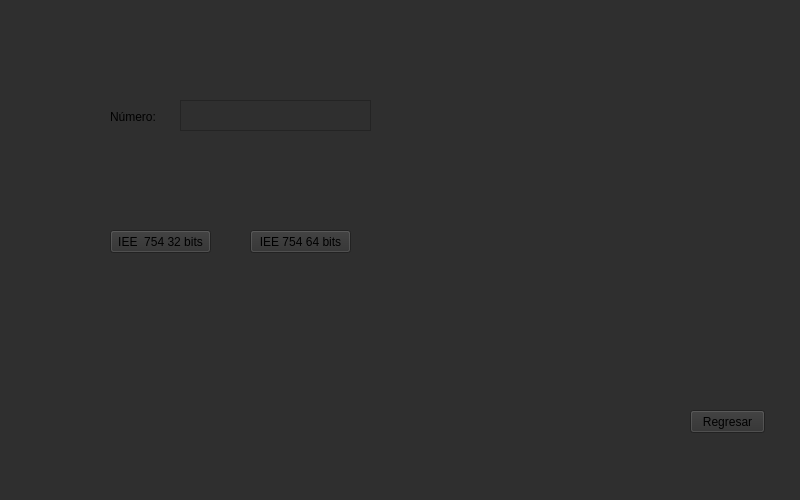
Before: the Qt Designer form Proyecto/SistemasNumeracionIEEE.ui in Vrouqen/Metodos-Numericos, drawn with Qt 5.
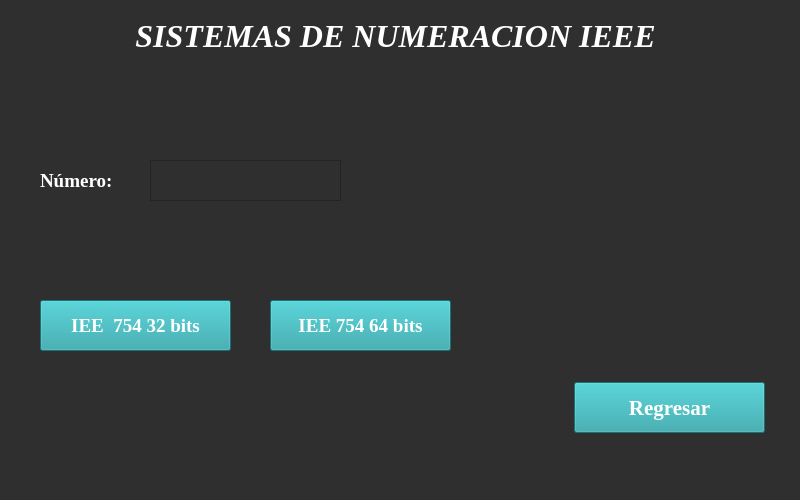
After: the same form once the commit is applied.

Commit message:
Mejora en el aspecto de todas la ventanas
Ajustes en los colores y tipo de letra.

```diff
--- a/Proyecto/SistemasNumeracionIEEE.ui
+++ b/Proyecto/SistemasNumeracionIEEE.ui
@@ -20,12 +20,24 @@
    <widget class="QPushButton" name="botonRegresar">
     <property name="geometry">
      <rect>
-      <x>690</x>
-      <y>410</y>
-      <width>75</width>
-      <height>23</height>
+      <x>574</x>
+      <y>382</y>
+      <width>191</width>
+      <height>51</height>
      </rect>
     </property>
+    <property name="font">
+     <font>
+      <family>Times New Roman</family>
+      <pointsize>16</pointsize>
+      <weight>75</weight>
+      <bold>true</bold>
+     </font>
+    </property>
+    <property name="styleSheet">
+     <string notr="true">color: rgb(255,255,255);
+background-color: rgb(37,160,166);</string>
+    </property>
     <property name="text">
      <string>Regresar</string>
     </property>
@@ -33,12 +45,23 @@
    <widget class="QLabel" name="labelNumero">
     <property name="geometry">
      <rect>
-      <x>110</x>
-      <y>110</y>
-      <width>47</width>
-      <height>13</height>
+      <x>40</x>
+      <y>165</y>
+      <width>91</width>
+      <height>31</height>
      </rect>
     </property>
+    <property name="font">
+     <font>
+      <family>Times New Roman</family>
+      <pointsize>14</pointsize>
+      <weight>75</weight>
+      <bold>true</bold>
+     </font>
+    </property>
+    <property name="styleSheet">
+     <string notr="true">color: rgb(255,255,255);</string>
+    </property>
     <property name="text">
      <string>Número:</string>
     </property>
@@ -46,22 +69,43 @@
    <widget class="QTextEdit" name="textNumero">
     <property name="geometry">
      <rect>
-      <x>180</x>
-      <y>100</y>
+      <x>150</x>
+      <y>160</y>
       <width>191</width>
-      <height>31</height>
+      <height>41</height>
      </rect>
     </property>
+    <property name="font">
+     <font>
+      <family>Times New Roman</family>
+      <pointsize>14</pointsize>
+     </font>
+    </property>
+    <property name="styleSheet">
+     <string notr="true">color: rgb(255,255,255);</string>
+    </property>
    </widget>
    <widget class="QPushButton" name="boton32bits">
     <property name="geometry">
      <rect>
-      <x>110</x>
-      <y>230</y>
-      <width>101</width>
-      <height>23</height>
+      <x>40</x>
+      <y>300</y>
+      <width>191</width>
+      <height>51</height>
      </rect>
     </property>
+    <property name="font">
+     <font>
+      <family>Times New Roman</family>
+      <pointsize>14</pointsize>
+      <weight>75</weight>
+      <bold>true</bold>
+     </font>
+    </property>
+    <property name="styleSheet">
+     <string notr="true">color: rgb(255,255,255);
+background-color: rgb(37,160,166);</string>
+    </property>
     <property name="text">
      <string>IEE  754 32 bits</string>
     </property>
@@ -69,12 +113,24 @@
    <widget class="QPushButton" name="boton64bits">
     <property name="geometry">
      <rect>
-      <x>250</x>
-      <y>230</y>
-      <width>101</width>
-      <height>23</height>
+      <x>270</x>
+      <y>300</y>
+      <width>181</width>
+      <height>51</height>
      </rect>
     </property>
+    <property name="font">
+     <font>
+      <family>Times New Roman</family>
+      <pointsize>14</pointsize>
+      <weight>75</weight>
+      <bold>true</bold>
+     </font>
+    </property>
+    <property name="styleSheet">
+     <string notr="true">color: rgb(255,255,255);
+background-color: rgb(37,160,166);</string>
+    </property>
     <property name="text">
      <string>IEE 754 64 bits</string>
     </property>
@@ -82,16 +138,53 @@
    <widget class="QLabel" name="labelNumTransformado">
     <property name="geometry">
      <rect>
-      <x>110</x>
-      <y>140</y>
-      <width>631</width>
-      <height>31</height>
+      <x>40</x>
+      <y>230</y>
+      <width>741</width>
+      <height>41</height>
      </rect>
     </property>
+    <property name="font">
+     <font>
+      <family>Times New Roman</family>
+      <pointsize>16</pointsize>
+     </font>
+    </property>
+    <property name="styleSheet">
+     <string notr="true">color: rgb(255,255,255);</string>
+    </property>
     <property name="text">
      <string/>
     </property>
    </widget>
+   <widget class="QLabel" name="labelTema">
+    <property name="geometry">
+     <rect>
+      <x>0</x>
+      <y>10</y>
+      <width>791</width>
+      <height>51</height>
+     </rect>
+    </property>
+    <property name="font">
+     <font>
+      <family>Times New Roman</family>
+      <pointsize>24</pointsize>
+      <weight>75</weight>
+      <italic>true</italic>
+      <bold>true</bold>
+     </font>
+    </property>
+    <property name="styleSheet">
+     <string notr="true">color: rgb(255,255,255);</string>
+    </property>
+    <property name="text">
+     <string>SISTEMAS DE NUMERACION IEEE</string>
+    </property>
+    <property name="alignment">
+     <set>Qt::AlignCenter</set>
+    </property>
+   </widget>
   </widget>
   <widget class="QMenuBar" name="menubar">
    <property name="geometry">
```
Left out of the diff: 2 changed lines with no effect on the pictures. The commit also changes 5 other files.
